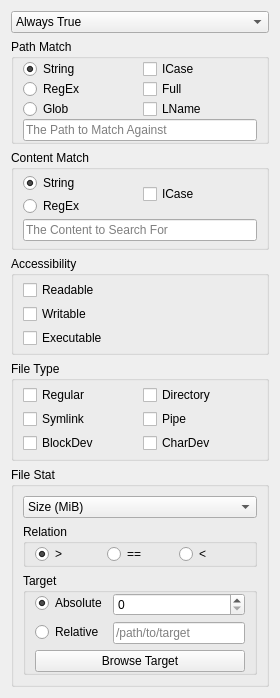
Above: widgets/oriepredselector.ui from cxxsucks/SearchEverywhere before the change. Below: the same form after it.
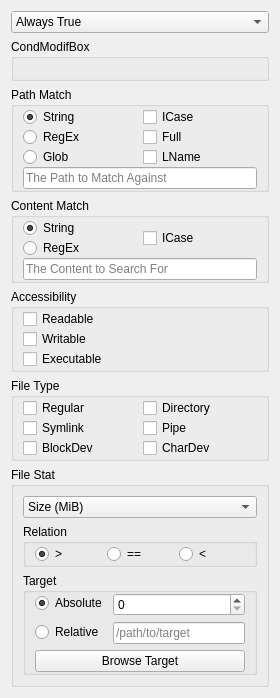
That is the form after the change.

```diff
--- a/widgets/oriepredselector.ui
+++ b/widgets/oriepredselector.ui
@@ -78,6 +78,21 @@
      </item>
     </widget>
    </item>
+   <item>
+    <widget class="QGroupBox" name="condModifBox">
+     <property name="title">
+      <string>CondModifBox</string>
+     </property>
+     <layout class="QHBoxLayout" name="horizontalLayout_2">
+      <item>
+       <widget class="QWidget" name="lhsPredWidg" native="true"/>
+      </item>
+      <item>
+       <widget class="QWidget" name="rhsPredWidg" native="true"/>
+      </item>
+     </layout>
+    </widget>
+   </item>
    <item>
     <widget class="QGroupBox" name="pathMatchBox">
      <property name="sizePolicy">
```
